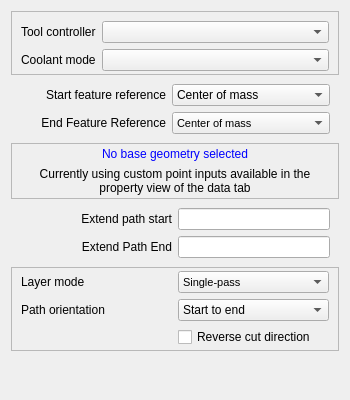
This is src/Mod/CAM/Gui/Resources/panels/PageOpSlotEdit.ui in southseact-3d/fcd as Qt 5 draws it before an edit. The edited form follows.
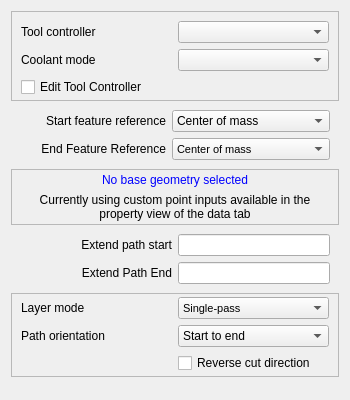
This is the edited form. Custom widgets are drawn as their Qt base class.

Commit message: [CAM] Add UI elements for viewing and editing tool controller parameters from within the operation edit UI (#23180)

```diff
--- a/src/Mod/CAM/Gui/Resources/panels/PageOpSlotEdit.ui
+++ b/src/Mod/CAM/Gui/Resources/panels/PageOpSlotEdit.ui
@@ -25,7 +25,7 @@
      <property name="frameShadow">
       <enum>QFrame::Raised</enum>
      </property>
-     <layout class="QFormLayout" name="formLayout">
+     <layout class="QGridLayout" name="gridLayout">
       <property name="bottomMargin">
        <number>3</number>
       </property>
@@ -53,6 +53,13 @@
         </property>
        </widget>
       </item>
+      <item row="2" column="0" colspan="2">
+       <widget class="QCheckBox" name="editToolController">
+        <property name="text">
+         <string>Edit Tool Controller</string>
+        </property>
+       </widget>
+      </item>
      </layout>
     </widget>
    </item>
```
The commit also changes 26 other files.
